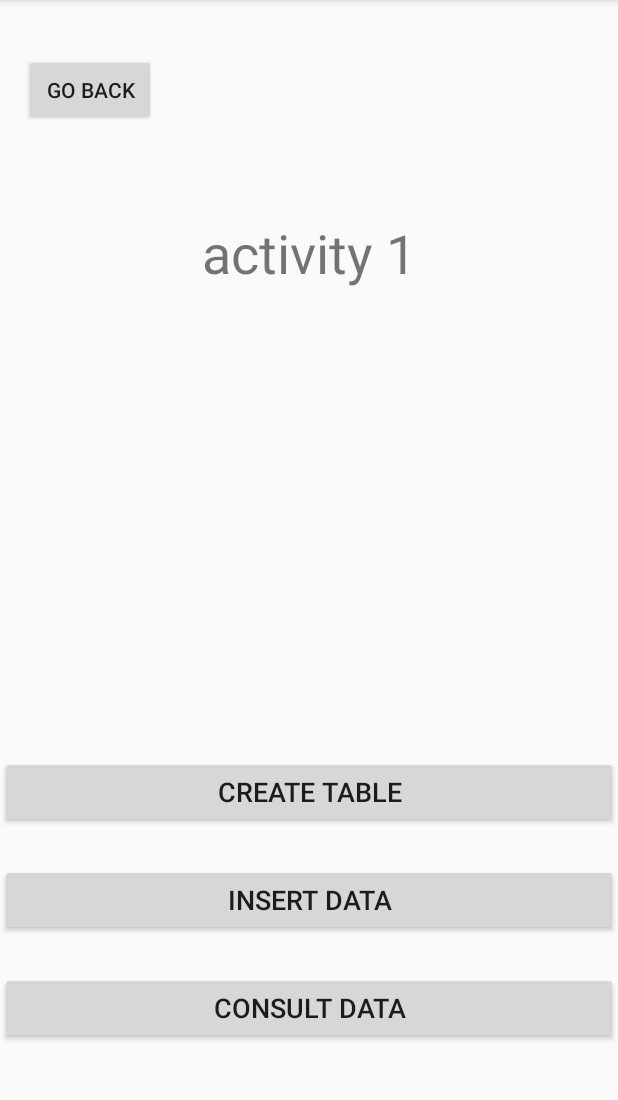
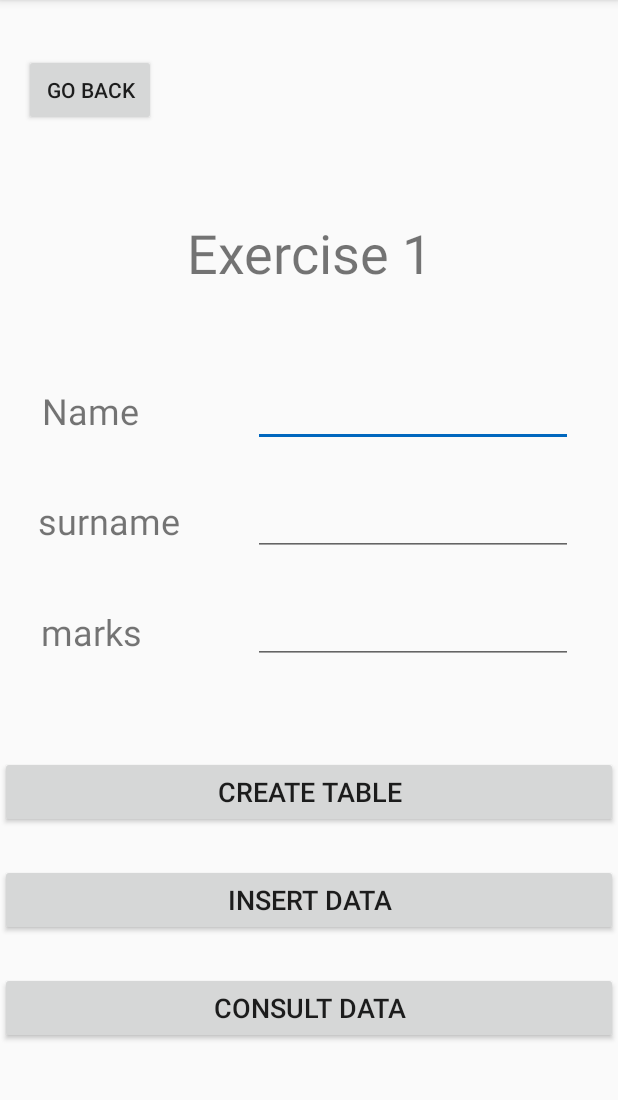
Before and after one commit to Zitd/DesarrolloM08UF2, an Android app: the Activity2 screen opened directly, with no data from a screen before it, on a phone screen of 412 x 824 dp, the part 84-1184 px from its top. Run offline under Robolectric (Android 15) with nearby library versions, the phone set to English and light mode, and no system bars.

Commit message:
UF2_Ver_1.1

```diff
--- a/app/src/main/java/com/example/desarrollom08uf2/Activity2.java
+++ b/app/src/main/java/com/example/desarrollom08uf2/Activity2.java
@@ -1,20 +1,33 @@
 package com.example.desarrollom08uf2;
 
+import androidx.appcompat.app.AlertDialog;
 import androidx.appcompat.app.AppCompatActivity;
-
 import android.content.Intent;
+import android.database.Cursor;
 import android.os.Bundle;
 import android.view.View;
+import android.widget.Button;
+import android.widget.EditText;
 import android.widget.Toast;
 
 public class Activity2 extends AppCompatActivity {
-
+    BD myBd;
+    EditText editNombre, editApellidos,editNota;
+    Button btnInsert,btnSelect;
     @Override
     protected void onCreate(Bundle savedInstanceState) {
         super.onCreate(savedInstanceState);
         setContentView(R.layout.activity_2);
-        //Mostramos el toast de rresources string
-        Toast.makeText(this,R.string.toast1,Toast.LENGTH_SHORT).show();
+        myBd = new BD(this);
+
+        //Castings
+        editNombre = findViewById(R.id.editText);
+        editApellidos = findViewById(R.id.editText2);
+        editNota = findViewById(R.id.editText3);
+        btnInsert =  findViewById(R.id.button4);
+        btnSelect = findViewById(R.id.button5);
+        tableInsert();
+        tableConsult();
     }
 
     public void goActivityMain(View view) {
@@ -22,4 +35,60 @@ public class Activity2 extends AppCompatActivity {
         startActivity(intent);
         finish();//cerrar esta pantalla
     }
+
+    public void tableCreate(View view) {
+    }
+
+    public void tableInsert() {
+        btnInsert.setOnClickListener(
+                new View.OnClickListener() {
+                    @Override
+                    public void onClick(View v) {
+                        boolean isInserted = myBd.insertData(editNombre.getText().toString(),
+                                editApellidos.getText().toString(),
+                                editNota.getText().toString() );
+
+                        if(isInserted)
+                            Toast.makeText(Activity2.this, "Datos insertadosdsds",Toast.LENGTH_SHORT).show();
+                        else
+                            Toast.makeText(Activity2.this, "Datos NOI insertadosdsds",Toast.LENGTH_SHORT).show();
+                    }
+                }
+        );
+    }
+
+
+    public void tableConsult() {
+        btnSelect.setOnClickListener(
+                new View.OnClickListener() {
+                    @Override
+                    public void onClick(View v) {
+                        Cursor result = myBd.getDatos();
+                        if(result.getCount()==0){
+                            mostrarMensaje("Error","No hay datos");
+                            return;
+                        }
+
+                        StringBuilder buffer = new StringBuilder();
+                        while (result.moveToNext()){//Guarda el resultado aqui
+                            buffer.append("Id :").append(result.getString(0)).append("\n");
+                            buffer.append("Nombre :").append(result.getString(1)).append("\n");
+                            buffer.append("Apellido :").append(result.getString(2)).append("\n");
+                            buffer.append("Nota :").append(result.getString(3)).append("\n\n");
+                        }
+                        //Mostrar todos los datos
+                        mostrarMensaje("Datos",buffer.toString());
+                    }
+                }
+        );
+
+    }
+
+    public void mostrarMensaje (String titulo, String Mensaje){
+        AlertDialog.Builder builder = new AlertDialog.Builder(this);
+        builder.setCancelable(true);
+        builder.setTitle(titulo);
+        builder.setMessage(Mensaje);
+        builder.show();
+    }
 }
--- /dev/null
+++ b/app/src/main/java/com/example/desarrollom08uf2/BD.java
@@ -0,0 +1,52 @@
+package com.example.desarrollom08uf2;
+
+import android.content.ContentValues;
+import android.content.Context;
+import android.database.Cursor;
+import android.database.sqlite.SQLiteDatabase;
+import android.database.sqlite.SQLiteOpenHelper;
+
+
+public class BD extends SQLiteOpenHelper {
+    public static final String DATABASE_NAME = "Alumno.db";
+    public static final String TABLE_NAME = "tablaAlumno";
+    public static final String COL_1 = "ID";
+    public static final String COL_2 = "Nombre";
+    public static final String COL_3 = "Apellido";
+    public static final String COL_4 = "Nota";
+
+    public BD(Context context) {//Esto servira para crear la base de datos
+        super(context, DATABASE_NAME, null, 1);
+    }
+
+    @Override
+    public void onCreate(SQLiteDatabase db) {
+        db.execSQL("create table " + TABLE_NAME +" ("+COL_1+" INTEGER PRIMARY KEY AUTOINCREMENT,"
+                +COL_2+" TEXT,"+COL_3+" TEXT,"+COL_4+" INTEGER)");
+    }
+
+    @Override
+    public void onUpgrade(SQLiteDatabase db, int oldVersion, int newVersion) {
+        db.execSQL("DROP TABLE IF EXISTS "+TABLE_NAME);
+        onCreate(db);
+    }
+
+    public boolean insertData(String nombre,String apellido, String nota){
+        SQLiteDatabase db = this.getWritableDatabase();
+        ContentValues contentValues = new ContentValues();
+        contentValues.put(COL_2,nombre);
+        contentValues.put(COL_3,apellido);
+        contentValues.put(COL_4,nota);
+        long result = db.insert(TABLE_NAME,null,contentValues);
+        if (result == -1)//Si result es -1 significa que ha fallado
+            return false;
+        else
+            return true;
+
+    }
+    public Cursor getDatos(){//Esto sirve como acceso al resultado
+        SQLiteDatabase db = this.getWritableDatabase();
+        Cursor result = db.rawQuery("SELECT * FROM "+TABLE_NAME,null);
+        return result;
+    }
+}
--- a/app/src/main/res/layout/activity_2.xml
+++ b/app/src/main/res/layout/activity_2.xml
@@ -24,6 +24,7 @@
         android:layout_width="0dp"
         android:layout_height="wrap_content"
         android:text="@string/tableCreate"
+        android:onClick="tableCreate"
         android:textSize="18sp"
         app:layout_constraintBottom_toBottomOf="parent"
         app:layout_constraintEnd_toEndOf="parent"
@@ -37,6 +38,7 @@
         android:layout_width="0dp"
         android:layout_height="wrap_content"
         android:text="@string/tableInsert"
+        android:onClick="tableInsert"
         android:textSize="18sp"
         app:layout_constraintBottom_toBottomOf="parent"
         app:layout_constraintEnd_toEndOf="parent"
@@ -50,6 +52,7 @@
         android:layout_width="0dp"
         android:layout_height="wrap_content"
         android:text="@string/tableSelect"
+        android:onClick="tableConsult"
         android:textSize="18sp"
         app:layout_constraintBottom_toBottomOf="parent"
         app:layout_constraintEnd_toEndOf="parent"
@@ -70,4 +73,82 @@
         app:layout_constraintStart_toStartOf="parent"
         app:layout_constraintTop_toTopOf="parent"
         app:layout_constraintVertical_bias="0.05" />
+
+    <TextView
+        android:id="@+id/textView3"
+        android:layout_width="wrap_content"
+        android:layout_height="wrap_content"
+        android:text="Name"
+        android:textSize="24sp"
+        app:layout_constraintBottom_toBottomOf="parent"
+        app:layout_constraintEnd_toEndOf="parent"
+        app:layout_constraintHorizontal_bias="0.08"
+        app:layout_constraintStart_toStartOf="parent"
+        app:layout_constraintTop_toTopOf="parent"
+        app:layout_constraintVertical_bias="0.35" />
+
+    <TextView
+        android:id="@+id/textView4"
+        android:layout_width="wrap_content"
+        android:layout_height="wrap_content"
+        android:text="surname"
+        android:textSize="24sp"
+        app:layout_constraintBottom_toBottomOf="parent"
+        app:layout_constraintEnd_toEndOf="parent"
+        app:layout_constraintHorizontal_bias="0.08"
+        app:layout_constraintStart_toStartOf="parent"
+        app:layout_constraintTop_toTopOf="parent"
+        app:layout_constraintVertical_bias="0.45" />
+
+    <TextView
+        android:id="@+id/textView5"
+        android:layout_width="wrap_content"
+        android:layout_height="wrap_content"
+        android:text="marks"
+        android:textSize="24sp"
+        app:layout_constraintBottom_toBottomOf="parent"
+        app:layout_constraintEnd_toEndOf="parent"
+        app:layout_constraintHorizontal_bias="0.08"
+        app:layout_constraintStart_toStartOf="parent"
+        app:layout_constraintTop_toTopOf="parent"
+        app:layout_constraintVertical_bias="0.55" />
+
+    <EditText
+        android:id="@+id/editText"
+        android:layout_width="wrap_content"
+        android:layout_height="wrap_content"
+        android:ems="10"
+        android:inputType="textPersonName"
+        app:layout_constraintBottom_toBottomOf="parent"
+        app:layout_constraintEnd_toEndOf="parent"
+        app:layout_constraintHorizontal_bias="0.85"
+        app:layout_constraintStart_toStartOf="parent"
+        app:layout_constraintTop_toTopOf="parent"
+        app:layout_constraintVertical_bias="0.35" />
+
+    <EditText
+        android:id="@+id/editText2"
+        android:layout_width="wrap_content"
+        android:layout_height="wrap_content"
+        android:ems="10"
+        android:inputType="textPersonName"
+        app:layout_constraintBottom_toBottomOf="parent"
+        app:layout_constraintEnd_toEndOf="parent"
+        app:layout_constraintHorizontal_bias="0.85"
+        app:layout_constraintStart_toStartOf="parent"
+        app:layout_constraintTop_toTopOf="parent"
+        app:layout_constraintVertical_bias="0.45" />
+
+    <EditText
+        android:id="@+id/editText3"
+        android:layout_width="wrap_content"
+        android:layout_height="wrap_content"
+        android:ems="10"
+        android:inputType="textPersonName"
+        app:layout_constraintBottom_toBottomOf="parent"
+        app:layout_constraintEnd_toEndOf="parent"
+        app:layout_constraintHorizontal_bias="0.85"
+        app:layout_constraintStart_toStartOf="parent"
+        app:layout_constraintTop_toTopOf="parent"
+        app:layout_constraintVertical_bias="0.55" />
 </androidx.constraintlayout.widget.ConstraintLayout>
--- a/app/src/main/res/layout/activity_3.xml
+++ b/app/src/main/res/layout/activity_3.xml
@@ -52,6 +52,7 @@
         android:layout_height="wrap_content"
         android:text="@string/serviceStop"
         android:onClick="serviceStop"
+        android:visibility="invisible"
         android:textSize="18sp"
         app:layout_constraintBottom_toBottomOf="parent"
         app:layout_constraintEnd_toEndOf="parent"
--- a/app/src/main/res/values/strings.xml
+++ b/app/src/main/res/values/strings.xml
@@ -1,16 +1,16 @@
 <resources>
     <string name="app_name">UF2 Application</string>
-    <string name="layout_1">Go to layout 1</string>
-    <string name="layout_2">Go to layout 2</string>
+    <string name="layout_1">Go to exercise 1</string>
+    <string name="layout_2">Go to exercise 2</string>
     <string name="back">Go back</string>
     <string name="option">Please, choose an option</string>
 
     <string name="welcome">Welcome</string>
-    <string name="welcome_1">activity 1</string>
-    <string name="welcome_2">activity 2</string>
+    <string name="welcome_1">Exercise 1</string>
+    <string name="welcome_2">Exercise 2</string>
 
-    <string name="toast1">You are currently in the activity 1</string>
-    <string name="toast2">You are currently in the activity 2</string>
+    <string name="toast1">You are currently in the exercise 1</string>
+    <string name="toast2">You are currently in the exercise 2</string>
 
     <string name="playing">Playing…</string>
     <string name="stop">Music stopped</string>
```
Also changed, not shown: app/src/main/java/com/example/desarrollom08uf2/Activity3.java (+7 -1 lines), 1 other file.
